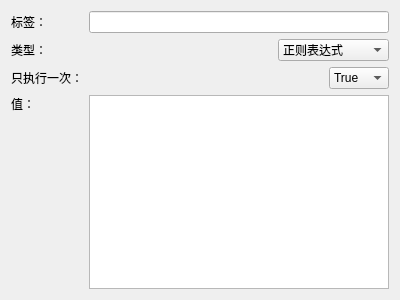
Before: the Qt Designer form src/backend/tools/ConfigTool/spider/ExpressionConfig.ui in hrbesd/labrador, drawn with Qt 5.
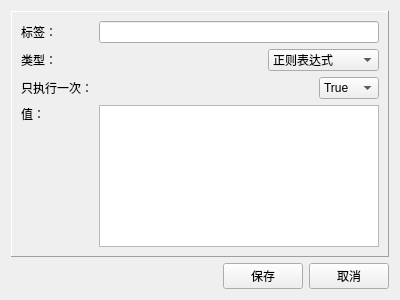
After: the same form once the commit is applied.

Diff of the .ui file:
```diff
--- a/src/backend/tools/ConfigTool/spider/ExpressionConfig.ui
+++ b/src/backend/tools/ConfigTool/spider/ExpressionConfig.ui
@@ -13,6 +13,18 @@
   <property name="windowTitle">
    <string>Form</string>
   </property>
+  <layout class="QVBoxLayout" name="verticalLayout_2">
+   <item>
+    <widget class="QFrame" name="frame">
+     <property name="frameShape">
+      <enum>QFrame::Panel</enum>
+     </property>
+     <property name="frameShadow">
+      <enum>QFrame::Raised</enum>
+     </property>
+     <property name="lineWidth">
+      <number>1</number>
+     </property>
   <layout class="QGridLayout" name="gridLayout">
    <item row="0" column="0">
     <widget class="QLabel" name="label">
@@ -132,6 +144,40 @@
    </item>
    <item row="3" column="2">
     <widget class="QPlainTextEdit" name="plainTextEdit"/>
+      </item>
+     </layout>
+    </widget>
+   </item>
+   <item>
+    <layout class="QHBoxLayout" name="horizontalLayout_3">
+     <item>
+      <spacer name="horizontalSpacer_3">
+       <property name="orientation">
+        <enum>Qt::Horizontal</enum>
+       </property>
+       <property name="sizeHint" stdset="0">
+        <size>
+         <width>40</width>
+         <height>20</height>
+        </size>
+       </property>
+      </spacer>
+     </item>
+     <item>
+      <widget class="QPushButton" name="pushButton">
+       <property name="text">
+        <string>保存</string>
+       </property>
+      </widget>
+     </item>
+     <item>
+      <widget class="QPushButton" name="pushButton_2">
+       <property name="text">
+        <string>取消</string>
+       </property>
+      </widget>
+     </item>
+    </layout>
    </item>
   </layout>
  </widget>
```
Lines whose indentation alone changed are shown as unchanged.
